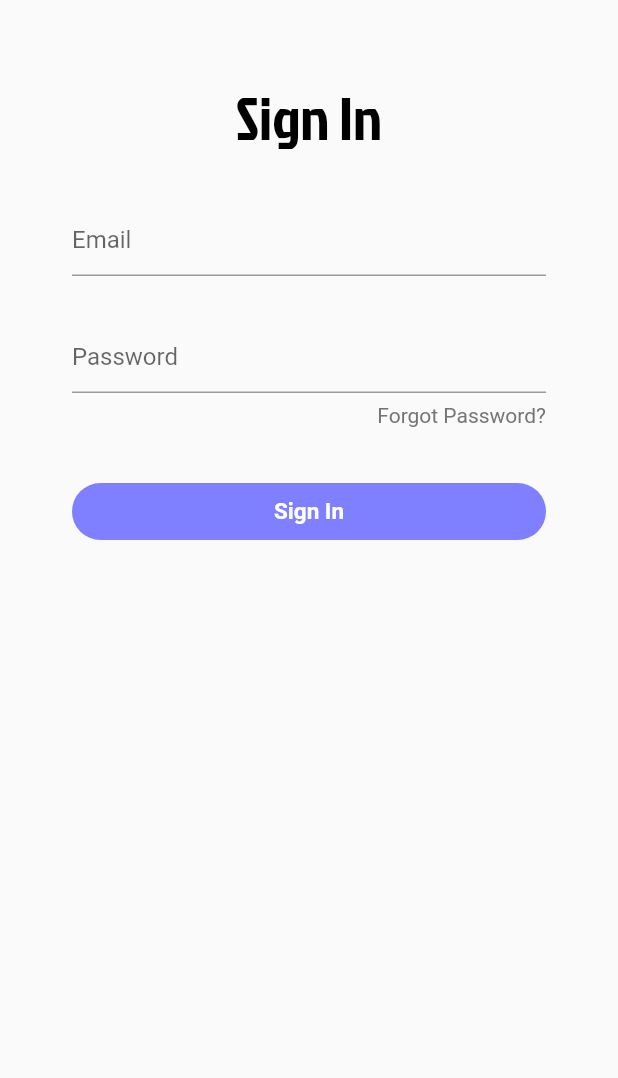
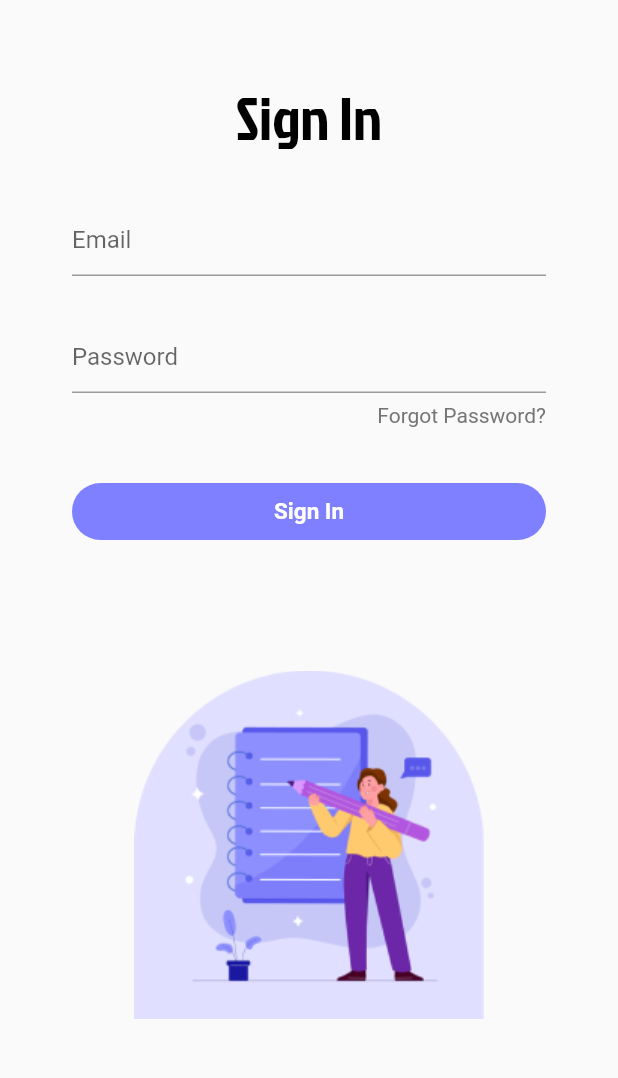
Before and after one commit to acm-projects/TaskMate, a Flutter app: the screen it shows after launch, after a tap on "Get Started", on a phone screen of 412 x 824 dp, the part 63-1141 px from its top. Run offline on Flutter 3.47's test engine with Material 2 defaults, Android fonts, the phone set to English and light mode, and no system bars.

Commit message:
added sign in page picture

```diff
--- a/lib/components/textfield1.dart
+++ b/lib/components/textfield1.dart
@@ -8,7 +8,7 @@ class TextField1 extends StatelessWidget {
   const TextField1({
     super.key,
     required this.controller,
-    required this. hintText,
+    required this.hintText,
     required this.obscureText,
     });
 
--- a/lib/pages/signin_page.dart
+++ b/lib/pages/signin_page.dart
@@ -4,7 +4,6 @@ import 'package:flutter/material.dart';
 import 'package:task_mate/components/header_logo.dart';
 import 'package:task_mate/components/mybutton.dart';
 import 'package:task_mate/components/textfield1.dart';
-
 
 class SignInPage extends StatelessWidget {
   SignInPage({super.key});
@@ -21,7 +20,8 @@ class SignInPage extends StatelessWidget {
     return Scaffold(
       body: SafeArea(
         child: Center(
-          child: Column(children: [
+          child: Column(
+            children: [
             //logo
             const HeaderLogo(),
 
@@ -77,14 +77,27 @@ class SignInPage extends StatelessWidget {
 
             const SizedBox(height: 30),
 
-            MyButton(
-              //onTap: signUserIn,
+            const MyButton(
+                //onTap: signUserIn,
             ),
 
+            const SizedBox(height: 50),
 
+            Container(
+              alignment: Alignment.bottomCenter,
+              child: Container(
+                width: 306,
+                height: 306,
+                decoration: const BoxDecoration(
+                  image: DecorationImage(
+                    image: AssetImage('lib/images/signinpic.png'),
+                  ),
+                ),
+              )
+            ),
           ]),
         ),
-      ),
+      )
     );
   }
 }
--- a/pubspec.yaml
+++ b/pubspec.yaml
@@ -64,6 +64,7 @@ flutter:
       - lib/images/CornerBckImg.jpg
       - lib/images/Logo.png
       - lib/images/Background Gradient.png
+      - lib/images/signinpic.png
   #   - images/a_dot_burr.jpeg
   #   - images/a_dot_ham.jpeg
 
```
Also changed, not shown: lib/images/Logo.png (deleted), lib/images/signinpic.png (added).
